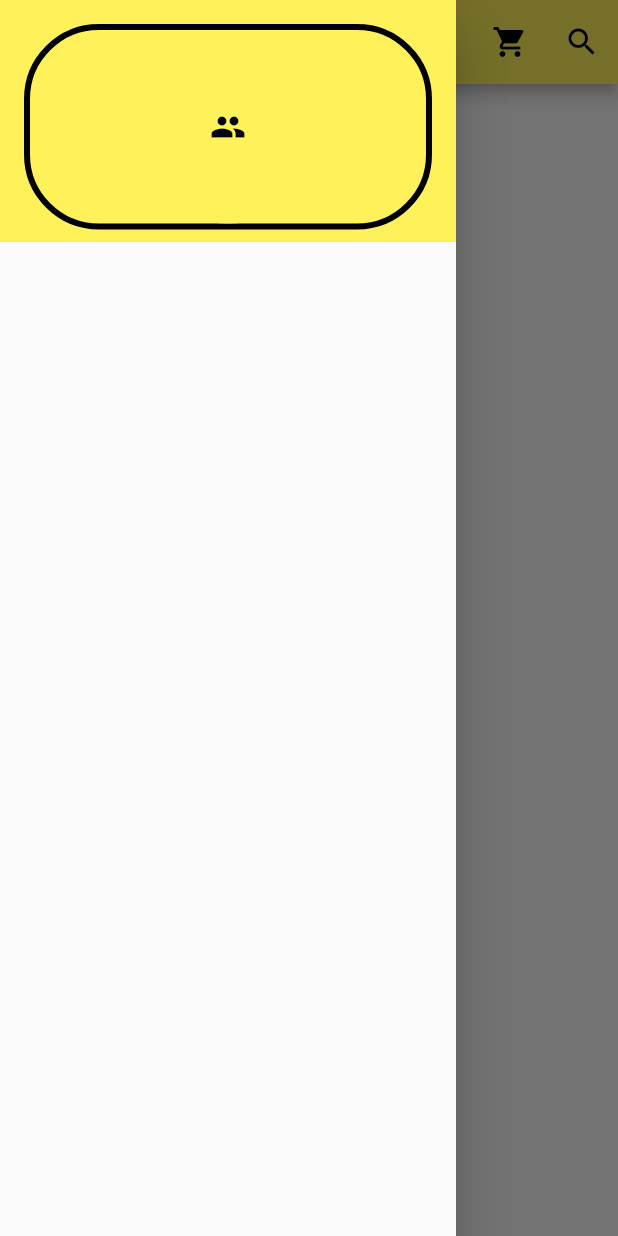
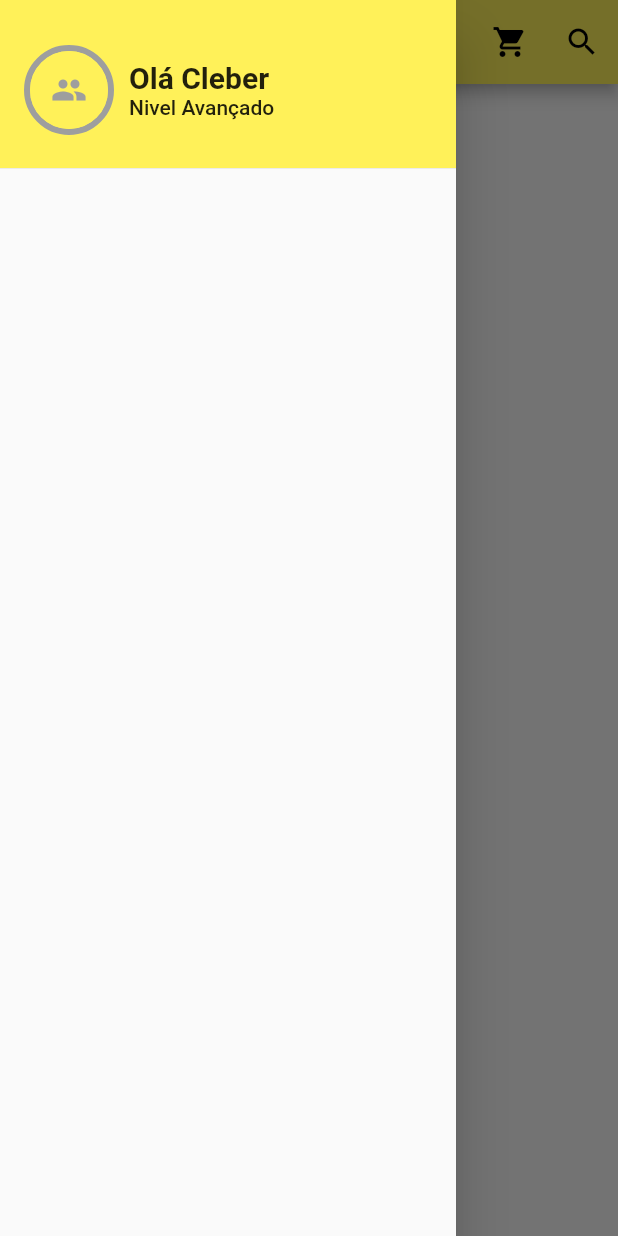
Before and after one commit to Cleber-0101/Clonando-App-do-mercado-Livre-, a Flutter app: the screen it shows after launch, with the side drawer open, on a phone screen of 412 x 824 dp. Run offline on Flutter 3.47's test engine with Material 2 defaults, Android fonts, the phone set to English and light mode, and no system bars.

Commit message:
Finalizando o Drawer header

```diff
--- a/app/lib/main.dart
+++ b/app/lib/main.dart
@@ -35,7 +35,7 @@ class _HomeMyAppState extends State<HomeMyApp> {
       ),
       appBar: AppBar(
         iconTheme: IconThemeData(color: Colors.black),
-        title: Text('Mercado Livre', style: TextStyle(color: Colors.black)),
+        title: Text('Mercadão livre ', style: TextStyle(color: Colors.black)),
         backgroundColor: Color.fromRGBO(255, 241, 89, 1),
         actions: <Widget>[
           IconButton(
--- a/app/lib/widgets/app_menu_drawer.dart
+++ b/app/lib/widgets/app_menu_drawer.dart
@@ -7,19 +7,43 @@ class AppMenuDrawer extends StatelessWidget {
   Widget build(BuildContext context) {
     return ListView(
       children: [
-        DrawerHeader(
+        Container(
+          height: 120.0,
+          child: DrawerHeader(
             decoration: BoxDecoration(
               color: Color.fromRGBO(255, 241, 89, 1),
             ),
-          child: Container(
+            child: Row(
+              children: [
+                Container(
+                  width: 60.0,
+                  height: 60.0,
                   child: CircleAvatar(
                     child: Icon(Icons.people),
                     backgroundColor: Color.fromRGBO(255, 241, 89, 1),
-              foregroundColor: Colors.black,
+                    foregroundColor: Colors.grey,
                   ),
                   decoration: BoxDecoration(
                     borderRadius: BorderRadius.all(Radius.circular(50.0)),
-              border: Border.all(color: Colors.black, width: 4.0),
+                    border: Border.all(color: Colors.grey, width: 4.0),
+                  ),
+                ),
+                Padding(
+                  padding: const EdgeInsets.all(10.0),
+                  child: Column(
+                    mainAxisAlignment: MainAxisAlignment.center,
+                    crossAxisAlignment: CrossAxisAlignment.start,
+                    children: [
+                      Text(
+                        'Olá Cleber',
+                        style: TextStyle(
+                            fontSize: 20.0, fontWeight: FontWeight.bold),
+                      ),
+                      Text('Nivel Avançado'),
+                    ],
+                  ),
+                )
+              ],
             ),
           ),
         )
```
Lines whose indentation alone changed are shown as unchanged.
